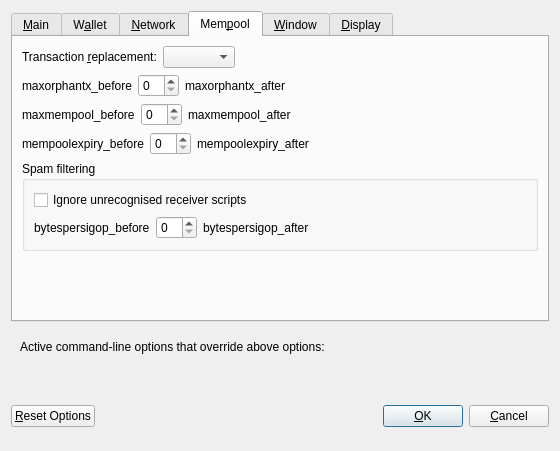
bitcoincore-dev/bitcoin-2001-863168-294116-d812cf1189, file src/qt/forms/optionsdialog.ui: the form before one commit.
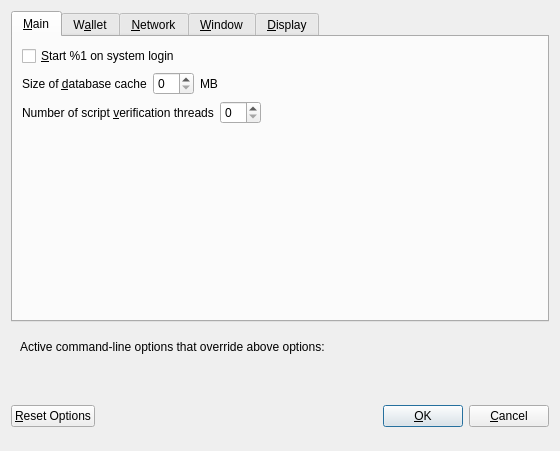
The form after the commit. The open tabs and pages were chosen to show the change. Custom widgets are drawn as their Qt base class.

Commit message: Qt/Options: Convert the rest of the Mempool tab to code

Diff of the .ui file:
```diff
--- a/src/qt/forms/optionsdialog.ui
+++ b/src/qt/forms/optionsdialog.ui
@@ -598,266 +598,6 @@
        </item>
       </layout>
      </widget>
-     <widget class="QWidget" name="tabMempool">
-      <attribute name="title">
-       <string>Mem&amp;pool</string>
-      </attribute>
-      <layout class="QVBoxLayout" name="verticalLayout_Mempool">
-       <item>
-        <layout class="QHBoxLayout" name="horizontalLayout_Mempool_replacement">
-         <item>
-          <widget class="QLabel" name="mempoolreplacementLabel">
-           <property name="text">
-            <string>Transaction &amp;replacement:</string>
-           </property>
-           <property name="textFormat">
-            <enum>Qt::PlainText</enum>
-           </property>
-           <property name="buddy">
-            <cstring>mempoolreplacement</cstring>
-           </property>
-          </widget>
-         </item>
-         <item>
-          <widget class="QValueComboBox" name="mempoolreplacement">
-           <property name="toolTip">
-            <string>Sometimes wallets will broadcast an update/replacement for another unconfirmed transaction. This setting controls whether you honour such replacements.</string>
-           </property>
-          </widget>
-         </item>
-         <item>
-          <spacer name="horizontalSpacer_Mempool_replacement">
-           <property name="orientation">
-            <enum>Qt::Horizontal</enum>
-           </property>
-           <property name="sizeHint" stdset="0">
-            <size>
-             <width>40</width>
-             <height>20</height>
-            </size>
-           </property>
-          </spacer>
-         </item>
-        </layout>
-       </item>
-       <item>
-        <layout class="QHBoxLayout" name="horizontalLayout_Mempool_maxorphantx">
-         <item>
-          <widget class="QLabel" name="maxorphantxLabel_before">
-           <property name="text">
-            <string notr="true">maxorphantx_before</string>
-           </property>
-           <property name="textFormat">
-            <enum>Qt::PlainText</enum>
-           </property>
-           <property name="buddy">
-            <cstring>maxorphantx</cstring>
-           </property>
-          </widget>
-         </item>
-         <item>
-          <widget class="QSpinBox" name="maxorphantx"/>
-         </item>
-         <item>
-          <widget class="QLabel" name="maxorphantxLabel_after">
-           <property name="text">
-            <string notr="true">maxorphantx_after</string>
-           </property>
-           <property name="textFormat">
-            <enum>Qt::PlainText</enum>
-           </property>
-           <property name="buddy">
-            <cstring>maxorphantx</cstring>
-           </property>
-          </widget>
-         </item>
-         <item>
-          <spacer name="horizontalSpacer_Mempool_maxorphantx">
-           <property name="orientation">
-            <enum>Qt::Horizontal</enum>
-           </property>
-           <property name="sizeHint" stdset="0">
-            <size>
-             <width>40</width>
-             <height>20</height>
-            </size>
-           </property>
-          </spacer>
-         </item>
-        </layout>
-       </item>
-       <item>
-        <layout class="QHBoxLayout" name="horizontalLayout_Mempool_maxmempool">
-         <item>
-          <widget class="QLabel" name="maxmempoolLabel_before">
-           <property name="text">
-            <string notr="true">maxmempool_before</string>
-           </property>
-           <property name="textFormat">
-            <enum>Qt::PlainText</enum>
-           </property>
-           <property name="buddy">
-            <cstring>maxmempool</cstring>
-           </property>
-          </widget>
-         </item>
-         <item>
-          <widget class="QSpinBox" name="maxmempool"/>
-         </item>
-         <item>
-          <widget class="QLabel" name="maxmempoolLabel_after">
-           <property name="text">
-            <string notr="true">maxmempool_after</string>
-           </property>
-           <property name="textFormat">
-            <enum>Qt::PlainText</enum>
-           </property>
-           <property name="buddy">
-            <cstring>maxmempool</cstring>
-           </property>
-          </widget>
-         </item>
-         <item>
-          <spacer name="horizontalSpacer_Mempool_maxmempool">
-           <property name="orientation">
-            <enum>Qt::Horizontal</enum>
-           </property>
-           <property name="sizeHint" stdset="0">
-            <size>
-             <width>40</width>
-             <height>20</height>
-            </size>
-           </property>
-          </spacer>
-         </item>
-        </layout>
-       </item>
-       <item>
-        <layout class="QHBoxLayout" name="horizontalLayout_Mempool_mempoolexpiry">
-         <item>
-          <widget class="QLabel" name="mempoolexpiryLabel_before">
-           <property name="text">
-            <string notr="true">mempoolexpiry_before</string>
-           </property>
-           <property name="textFormat">
-            <enum>Qt::PlainText</enum>
-           </property>
-           <property name="buddy">
-            <cstring>mempoolexpiry</cstring>
-           </property>
-          </widget>
-         </item>
-         <item>
-          <widget class="QSpinBox" name="mempoolexpiry"/>
-         </item>
-         <item>
-          <widget class="QLabel" name="mempoolexpiryLabel_after">
-           <property name="text">
-            <string notr="true">mempoolexpiry_after</string>
-           </property>
-           <property name="textFormat">
-            <enum>Qt::PlainText</enum>
-           </property>
-           <property name="buddy">
-            <cstring>mempoolexpiry</cstring>
-           </property>
-          </widget>
-         </item>
-         <item>
-          <spacer name="horizontalSpacer_Mempool_mempoolexpiry">
-           <property name="orientation">
-            <enum>Qt::Horizontal</enum>
-           </property>
-           <property name="sizeHint" stdset="0">
-            <size>
-             <width>40</width>
-             <height>20</height>
-            </size>
-           </property>
-          </spacer>
-         </item>
-        </layout>
-       </item>
-       <item>
-        <widget class="QGroupBox" name="groupBox_Spamfiltering">
-         <property name="title">
-          <string>Spam filtering</string>
-         </property>
-         <layout class="QVBoxLayout" name="verticalLayout_Spamfiltering">
-          <item>
-           <widget class="QCheckBox" name="rejectunknownscripts">
-            <property name="toolTip">
-             <string>With this option enabled, unrecognised receiver ("pubkey") scripts will be ignored. Unrecognisable scripts could be used to bypass further spam filters. If your software is outdated, they may also be used to trick you into thinking you were sent bitcoins that will never confirm.</string>
-            </property>
-            <property name="text">
-             <string>Ignore unrecognised receiver scripts</string>
-            </property>
-           </widget>
-          </item>
-          <item>
-           <layout class="QHBoxLayout" name="horizontalLayout_Mempool_bytespersigop">
-            <item>
-             <widget class="QLabel" name="bytespersigopLabel_before">
-              <property name="text">
-               <string notr="true">bytespersigop_before</string>
-              </property>
-              <property name="textFormat">
-               <enum>Qt::PlainText</enum>
-              </property>
-              <property name="buddy">
-               <cstring>bytespersigop</cstring>
-              </property>
-             </widget>
-            </item>
-            <item>
-             <widget class="QSpinBox" name="bytespersigop"/>
-            </item>
-            <item>
-             <widget class="QLabel" name="bytespersigopLabel_after">
-              <property name="text">
-               <string notr="true">bytespersigop_after</string>
-              </property>
-              <property name="textFormat">
-               <enum>Qt::PlainText</enum>
-              </property>
-              <property name="buddy">
-               <cstring>bytespersigop</cstring>
-              </property>
-             </widget>
-            </item>
-            <item>
-             <spacer name="horizontalSpacer_Mempool_bytespersigop">
-              <property name="orientation">
-               <enum>Qt::Horizontal</enum>
-              </property>
-              <property name="sizeHint" stdset="0">
-               <size>
-                <width>40</width>
-                <height>20</height>
-               </size>
-              </property>
-             </spacer>
-            </item>
-           </layout>
-          </item>
-         </layout>
-        </widget>
-       </item>
-       <item>
-        <spacer name="verticalSpacer_Mempool">
-         <property name="orientation">
-          <enum>Qt::Vertical</enum>
-         </property>
-         <property name="sizeHint" stdset="0">
-          <size>
-           <width>20</width>
-           <height>40</height>
-          </size>
-         </property>
-        </spacer>
-       </item>
-      </layout>
-     </widget>
      <widget class="QWidget" name="tabWindow">
       <attribute name="title">
        <string>&amp;Window</string>
```
The commit also changes 2 other files.
